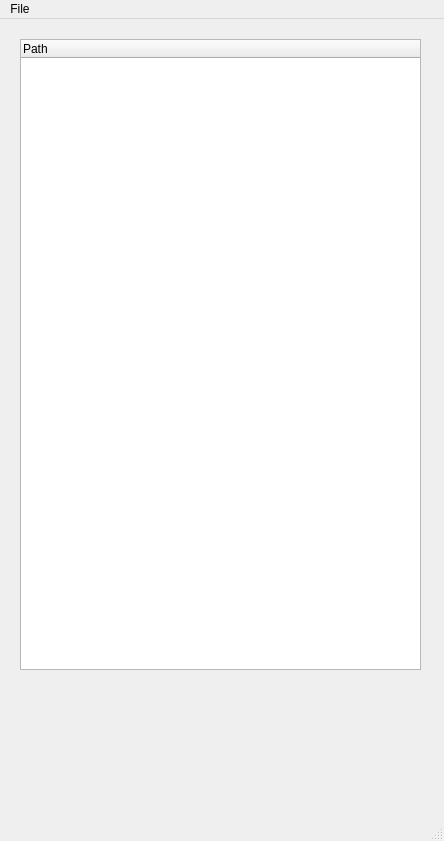
antolu/LHCbDIRAC, file LHCbDIRAC/BookkeepingSystem/Gui/Widget/MainWidget.ui: the form before one commit.
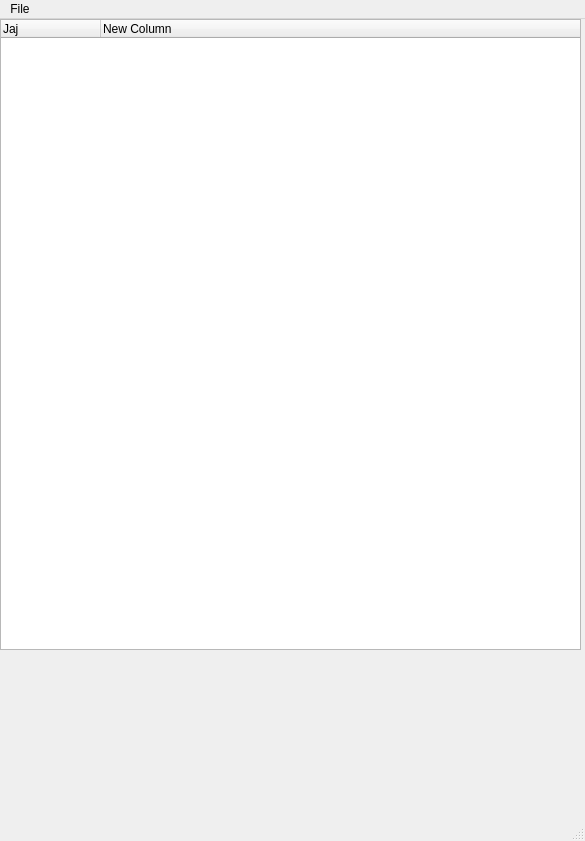
The form after the commit.

Diff of the .ui file:
```diff
--- a/LHCbDIRAC/BookkeepingSystem/Gui/Widget/MainWidget.ui
+++ b/LHCbDIRAC/BookkeepingSystem/Gui/Widget/MainWidget.ui
@@ -11,7 +11,7 @@
    <rect>
     <x>0</x>
     <y>0</y>
-    <width>444</width>
+    <width>585</width>
     <height>841</height>
    </rect>
   </property>
@@ -31,15 +31,20 @@
     </property>
     <property name="geometry" >
      <rect>
-      <x>20</x>
-      <y>20</y>
-      <width>401</width>
+      <x>0</x>
+      <y>0</y>
+      <width>581</width>
       <height>631</height>
      </rect>
     </property>
     <column>
      <property name="text" >
-      <string>Path</string>
+      <string>Jaj</string>
+     </property>
+    </column>
+    <column>
+     <property name="text" >
+      <string>New Column</string>
      </property>
     </column>
    </widget>
@@ -49,7 +54,7 @@
     <rect>
      <x>0</x>
      <y>0</y>
-     <width>444</width>
+     <width>585</width>
      <height>25</height>
     </rect>
    </property>
```
Left out of the diff: 4 changed lines with no effect on the pictures.
